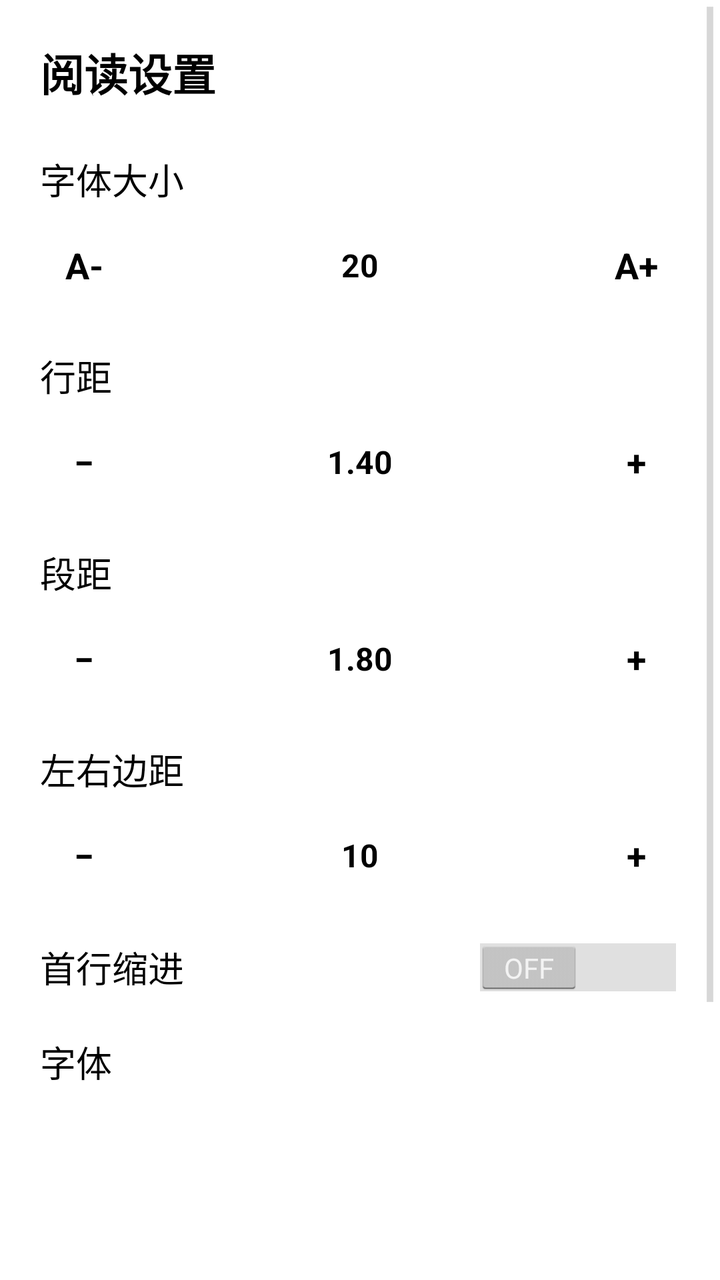
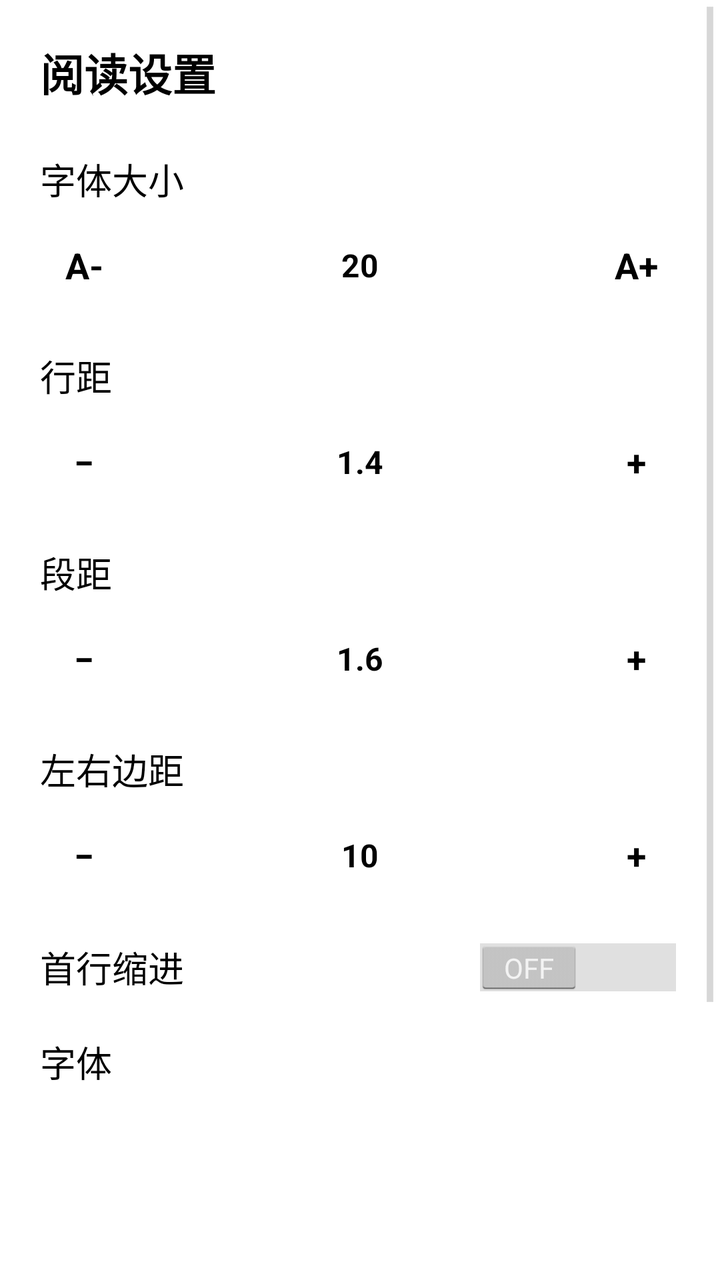

Screens rendered from an Android XML layout before and after an edit, with the pre-edit source and the edit as a unified diff.
<!-- AndroidManifest.xml: application theme AppTheme -->
<!-- res/layout/activity_settings.xml -->
<?xml version="1.0" encoding="utf-8"?>
<ScrollView xmlns:android="http://schemas.android.com/apk/res/android"
    android:layout_width="match_parent"
    android:layout_height="match_parent"
    android:fillViewport="true"
    android:background="@android:color/white">

    <LinearLayout
        android:layout_width="match_parent"
        android:layout_height="wrap_content"
        android:orientation="vertical"
        android:padding="20dp">

    <TextView android:layout_width="wrap_content" android:layout_height="wrap_content"
        android:text="阅读设置" android:textColor="@android:color/black"
        android:textSize="22sp" android:textStyle="bold"
        android:layout_marginBottom="24dp" />

    
    <TextView android:layout_width="wrap_content" android:layout_height="wrap_content"
        android:text="字体大小" android:textColor="@android:color/black"
        android:textSize="18sp" android:layout_marginBottom="8dp" />
    <LinearLayout android:layout_width="match_parent" android:layout_height="wrap_content"
        android:orientation="horizontal" android:gravity="center_vertical"
        android:layout_marginBottom="20dp">
        <TextView android:id="@+id/btn_font_minus"
            android:layout_width="44dp" android:layout_height="44dp"
            android:text="A-" android:textColor="@android:color/black"
            android:textSize="18sp" android:textStyle="bold"
            android:gravity="center" android:background="#FFFFFF"
            android:clickable="true"
            android:foreground="?android:attr/selectableItemBackground" />
        <TextView android:id="@+id/label_text_size"
            android:layout_width="0dp" android:layout_height="wrap_content"
            android:layout_weight="1" android:gravity="center"
            android:text="20" android:textColor="@android:color/black"
            android:textSize="16sp" android:textStyle="bold"
            android:paddingLeft="10dp" android:paddingRight="10dp" />
        <TextView android:id="@+id/btn_font_plus"
            android:layout_width="44dp" android:layout_height="44dp"
            android:text="A+" android:textColor="@android:color/black"
            android:textSize="18sp" android:textStyle="bold"
            android:gravity="center" android:background="#FFFFFF"
            android:clickable="true"
            android:foreground="?android:attr/selectableItemBackground" />
    </LinearLayout>

    
    <TextView android:layout_width="wrap_content" android:layout_height="wrap_content"
        android:text="行距" android:textColor="@android:color/black"
        android:textSize="18sp" android:layout_marginBottom="8dp" />
    <LinearLayout android:layout_width="match_parent" android:layout_height="wrap_content"
        android:orientation="horizontal" android:gravity="center_vertical"
        android:layout_marginBottom="20dp">
        <TextView
            android:id="@+id/btn_line_minus"
            android:layout_width="44dp" android:layout_height="44dp"
            android:text="−" android:textColor="@android:color/black"
            android:textSize="18sp" android:textStyle="bold"
            android:gravity="center" android:background="#FFFFFF"
            android:clickable="true"
            android:foreground="?android:attr/selectableItemBackground" />
        <TextView android:id="@+id/label_line_spacing"
            android:layout_width="0dp" android:layout_height="wrap_content"
            android:layout_weight="1" android:gravity="center"
            android:text="1.40" android:textColor="@android:color/black"
            android:textSize="16sp" android:textStyle="bold"
            android:paddingLeft="10dp" android:paddingRight="10dp" />
        <TextView
            android:id="@+id/btn_line_plus"
            android:layout_width="44dp" android:layout_height="44dp"
            android:text="+" android:textColor="@android:color/black"
            android:textSize="18sp" android:textStyle="bold"
            android:gravity="center" android:background="#FFFFFF"
            android:clickable="true"
            android:foreground="?android:attr/selectableItemBackground" />
    </LinearLayout>

    
    <TextView android:layout_width="wrap_content" android:layout_height="wrap_content"
        android:text="段距" android:textColor="@android:color/black"
        android:textSize="18sp" android:layout_marginBottom="8dp" />
    <LinearLayout android:layout_width="match_parent" android:layout_height="wrap_content"
        android:orientation="horizontal" android:gravity="center_vertical"
        android:layout_marginBottom="20dp">
        <TextView
            android:id="@+id/btn_para_minus"
            android:layout_width="44dp" android:layout_height="44dp"
            android:text="−" android:textColor="@android:color/black"
            android:textSize="18sp" android:textStyle="bold"
            android:gravity="center" android:background="#FFFFFF"
            android:clickable="true"
            android:foreground="?android:attr/selectableItemBackground" />
        <TextView android:id="@+id/label_para_spacing"
            android:layout_width="0dp" android:layout_height="wrap_content"
            android:layout_weight="1" android:gravity="center"
            android:text="1.80" android:textColor="@android:color/black"
            android:textSize="16sp" android:textStyle="bold"
            android:paddingLeft="10dp" android:paddingRight="10dp" />
        <TextView
            android:id="@+id/btn_para_plus"
            android:layout_width="44dp" android:layout_height="44dp"
            android:text="+" android:textColor="@android:color/black"
            android:textSize="18sp" android:textStyle="bold"
            android:gravity="center" android:background="#FFFFFF"
            android:clickable="true"
            android:foreground="?android:attr/selectableItemBackground" />
    </LinearLayout>

    
    <TextView android:layout_width="wrap_content" android:layout_height="wrap_content"
        android:text="左右边距" android:textColor="@android:color/black"
        android:textSize="18sp" android:layout_marginBottom="8dp" />
    <LinearLayout android:layout_width="match_parent" android:layout_height="wrap_content"
        android:orientation="horizontal" android:gravity="center_vertical"
        android:layout_marginBottom="20dp">
        <TextView
            android:id="@+id/btn_margin_minus"
            android:layout_width="44dp" android:layout_height="44dp"
            android:text="−" android:textColor="@android:color/black"
            android:textSize="18sp" android:textStyle="bold"
            android:gravity="center" android:background="#FFFFFF"
            android:clickable="true"
            android:foreground="?android:attr/selectableItemBackground" />
        <TextView android:id="@+id/label_horizontal_margin"
            android:layout_width="0dp" android:layout_height="wrap_content"
            android:layout_weight="1" android:gravity="center"
            android:text="10" android:textColor="@android:color/black"
            android:textSize="16sp" android:textStyle="bold"
            android:paddingLeft="10dp" android:paddingRight="10dp" />
        <TextView
            android:id="@+id/btn_margin_plus"
            android:layout_width="44dp" android:layout_height="44dp"
            android:text="+" android:textColor="@android:color/black"
            android:textSize="18sp" android:textStyle="bold"
            android:gravity="center" android:background="#FFFFFF"
            android:clickable="true"
            android:foreground="?android:attr/selectableItemBackground" />
    </LinearLayout>

        
        <LinearLayout android:layout_width="match_parent" android:layout_height="wrap_content"
            android:orientation="horizontal" android:gravity="center_vertical"
            android:layout_marginBottom="20dp">
            <TextView android:layout_width="0dp" android:layout_height="wrap_content"
                android:layout_weight="1"
                android:text="首行缩进" android:textColor="@android:color/black"
                android:textSize="18sp" />
            <Switch android:id="@+id/switch_first_line_indent"
                android:layout_width="wrap_content" android:layout_height="wrap_content"
                android:checked="false" />
        </LinearLayout>

        
    <TextView android:layout_width="wrap_content" android:layout_height="wrap_content"
        android:text="字体" android:textColor="@android:color/black"
        android:textSize="18sp" android:layout_marginBottom="8dp" />
    <ListView android:id="@+id/font_list"
        android:layout_width="match_parent" android:layout_height="240dp"
        android:divider="@android:color/black"
        android:dividerHeight="1dp" />

    </LinearLayout>

</ScrollView>
<!-- resources referenced by this layout -->
<resources>
  <style name="AppTheme" parent="@android:style/Theme.Holo.Light.NoActionBar">
          <item name="android:windowBackground">@android:color/white</item>
          <item name="android:textColor">@android:color/black</item>
          <item name="android:windowNoTitle">true</item>
          <item name="android:windowFullscreen">true</item>
      </style>
</resources>

<!-- the commit's change to res/layout/activity_settings.xml (unified diff, before → after) -->
@@ -63,7 +63,7 @@
         <TextView android:id="@+id/label_line_spacing"
             android:layout_width="0dp" android:layout_height="wrap_content"
             android:layout_weight="1" android:gravity="center"
-            android:text="1.40" android:textColor="@android:color/black"
+            android:text="1.4" android:textColor="@android:color/black"
             android:textSize="16sp" android:textStyle="bold"
             android:paddingLeft="10dp" android:paddingRight="10dp" />
         <TextView
@@ -94,7 +94,7 @@
         <TextView android:id="@+id/label_para_spacing"
             android:layout_width="0dp" android:layout_height="wrap_content"
             android:layout_weight="1" android:gravity="center"
-            android:text="1.80" android:textColor="@android:color/black"
+            android:text="1.6" android:textColor="@android:color/black"
             android:textSize="16sp" android:textStyle="bold"
             android:paddingLeft="10dp" android:paddingRight="10dp" />
         <TextView
